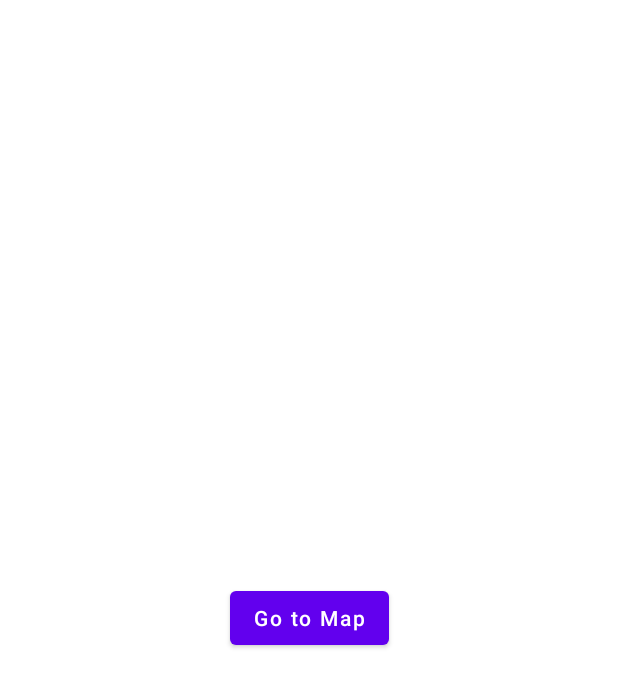
After one commit to priyadharshini-r-coder/LearningProject, an Android app: the layout activity_launch_one.xml on its own in the app's theme, with its tools: preview values and no code run, on a phone screen of 412 x 824 dp. The commit adds this screen. Shown: the top 687 px of the screen. Run offline under Robolectric (Android 15) with nearby library versions, the phone set to English and light mode, and no system bars.

Commit message:
Firbase_Commit

```diff
--- a/app/build.gradle
+++ b/app/build.gradle
@@ -42,6 +42,8 @@ dependencies {
     implementation 'androidx.constraintlayout:constraintlayout:2.1.2'
     implementation 'com.google.firebase:firebase-messaging:23.0.0'
     implementation 'androidx.coordinatorlayout:coordinatorlayout:1.1.0'
+    implementation 'com.google.android.libraries.places:places:2.5.0'
+    implementation 'com.google.firebase:firebase-firestore:24.0.0'
     // implementation 'com.google.android.gms:play-services:12.0.1'
     testImplementation 'junit:junit:4.+'
     androidTestImplementation 'androidx.test.ext:junit:1.1.3'
--- a/app/src/debug/res/values/google_maps_api.xml
+++ b/app/src/debug/res/values/google_maps_api.xml
@@ -20,5 +20,5 @@
     Once you have your key (it starts with "AIza"), replace the "google_maps_key"
     string in this file.
     -->
-    <string name="google_maps_key" templateMergeStrategy="preserve" translatable="false">AIzaSyABvLgDmr2U1meZXhJdUg60WC_ZVc7p1hg</string>
+    <string name="google_maps_key" templateMergeStrategy="preserve" translatable="false">AIzaSyAQLPMvc-v93bZr6jeLF3i4zwqg3OaislE</string>
 </resources>
--- /dev/null
+++ b/app/src/main/java/com/example/learningproject/activities/LocationTracking.java
@@ -0,0 +1,346 @@
+package com.example.learningproject.activities;
+
+import android.location.Location;
+import android.location.LocationListener;
+import android.os.Bundle;
+import android.os.CountDownTimer;
+
+import androidx.annotation.NonNull;
+import androidx.fragment.app.FragmentActivity;
+
+import com.example.learningproject.R;
+import com.example.learningproject.view.LocationModel;
+import com.google.android.gms.maps.GoogleMap;
+import com.google.android.gms.maps.OnMapReadyCallback;
+import com.google.android.gms.maps.SupportMapFragment;
+import com.google.android.gms.maps.model.LatLng;
+import com.google.android.gms.maps.model.Marker;
+import com.google.android.gms.maps.model.MarkerOptions;
+import com.google.firebase.database.DataSnapshot;
+import com.google.firebase.database.DatabaseError;
+import com.google.firebase.database.DatabaseReference;
+import com.google.firebase.database.FirebaseDatabase;
+import com.google.firebase.database.ValueEventListener;
+
+import java.util.ArrayList;
+import java.util.List;
+
+public class LocationTracking extends FragmentActivity implements OnMapReadyCallback, LocationListener {
+/*
+
+    private GoogleMap mMap;
+
+    private Marker currentLocationMaker;
+    private LatLng currentLocationLatLong;
+    private DatabaseReference mDatabase;
+
+
+    @Override
+    protected void onCreate(Bundle savedInstanceState) {
+        super.onCreate(savedInstanceState);
+        setContentView(R.layout.activity_location_tracking);
+        // Obtain the SupportMapFragment and get notified when the map is ready to be used.
+        SupportMapFragment mapFragment = (SupportMapFragment) getSupportFragmentManager()
+                .findFragmentById(R.id.map);
+        mapFragment.getMapAsync(this);
+        startGettingLocations();
+        mDatabase = FirebaseDatabase.getInstance().getReference();
+        getMarkers();
+
+    }
+
+
+    */
+/**
+     * Manipulates the map once available.
+     * This callback is triggered when the map is ready to be used.
+     * This is where we can add markers or lines, add listeners or move the camera. In this case,
+     * we just add a marker near Sydney, Australia.
+     * If Google Play services is not installed on the device, the user will be prompted to install
+     * it inside the SupportMapFragment. This method will only be triggered once the user has
+     * installed Google Play services and returned to the app.
+     *//*
+
+    @Override
+    public void onMapReady(GoogleMap googleMap) {
+        mMap = googleMap;
+
+        // Add a marker in Sydney and move the camera
+        LatLng recife = new LatLng(-8.065638, -34.891130);
+        mMap.addMarker(new MarkerOptions().position(recife).title("Marcador em Recife"));
+
+        CameraPosition cameraPosition = new CameraPosition.Builder().zoom(15).target(recife).build();
+
+
+        mMap.animateCamera(CameraUpdateFactory.newCameraPosition(cameraPosition));
+    }
+
+    @Override
+    public void onLocationChanged(Location location) {
+
+        if (currentLocationMaker != null) {
+            currentLocationMaker.remove();
+        }
+        //Add marker
+        currentLocationLatLong = new LatLng(location.getLatitude(), location.getLongitude());
+        MarkerOptions markerOptions = new MarkerOptions();
+        markerOptions.position(currentLocationLatLong);
+        markerOptions.title("Localização atual");
+        markerOptions.icon(BitmapDescriptorFactory.defaultMarker(BitmapDescriptorFactory.HUE_BLUE));
+        currentLocationMaker = mMap.addMarker(markerOptions);
+
+        //Move to new location
+        CameraPosition cameraPosition = new CameraPosition.Builder().zoom(15).target(currentLocationLatLong).build();
+        mMap.animateCamera(CameraUpdateFactory.newCameraPosition(cameraPosition));
+
+        LocationData locationData = new LocationData(location.getLatitude(), location.getLongitude());
+        mDatabase.child("location").child(String.valueOf(new Date().getTime())).setValue(locationData);
+
+        Toast.makeText(this, "Localização atualizada", Toast.LENGTH_SHORT).show();
+        getMarkers();
+
+    }
+
+
+
+    private ArrayList findUnAskedPermissions(ArrayList<String> wanted) {
+        ArrayList result = new ArrayList();
+
+        for (String perm : wanted) {
+            if (!hasPermission(perm)) {
+                result.add(perm);
+            }
+        }
+
+        return result;
+    }
+
+    private boolean hasPermission(String permission) {
+        if (canAskPermission()) {
+            if (Build.VERSION.SDK_INT >= Build.VERSION_CODES.M) {
+                return (checkSelfPermission(permission) == PackageManager.PERMISSION_GRANTED);
+            }
+        }
+        return true;
+    }
+
+    private boolean canAskPermission() {
+        return (Build.VERSION.SDK_INT > Build.VERSION_CODES.LOLLIPOP_MR1);
+    }
+
+    public void showSettingsAlert() {
+        AlertDialog.Builder alertDialog = new AlertDialog.Builder(this);
+        alertDialog.setTitle("GPS desativado!");
+        alertDialog.setMessage("Ativar GPS?");
+        alertDialog.setPositiveButton("Sim", new DialogInterface.OnClickListener() {
+            public void onClick(DialogInterface dialog, int which) {
+                Intent intent = new Intent(Settings.ACTION_LOCATION_SOURCE_SETTINGS);
+                startActivity(intent);
+            }
+        });
+
+        alertDialog.setNegativeButton("Não", new DialogInterface.OnClickListener() {
+            public void onClick(DialogInterface dialog, int which) {
+                dialog.cancel();
+            }
+        });
+
+        alertDialog.show();
+    }
+
+
+    private void startGettingLocations() {
+
+        LocationManager lm = (LocationManager) getSystemService(Context.LOCATION_SERVICE);
+
+        boolean isGPS = lm.isProviderEnabled(LocationManager.GPS_PROVIDER);
+        boolean isNetwork = lm.isProviderEnabled(LocationManager.NETWORK_PROVIDER);
+        boolean canGetLocation = true;
+        int ALL_PERMISSIONS_RESULT = 101;
+        long MIN_DISTANCE_CHANGE_FOR_UPDATES = 10;// Distance in meters
+        long MIN_TIME_BW_UPDATES = 1000 * 10;// Time in milliseconds
+
+        ArrayList<String> permissions = new ArrayList<>();
+        ArrayList<String> permissionsToRequest;
+
+        permissions.add(android.Manifest.permission.ACCESS_FINE_LOCATION);
+        permissions.add(android.Manifest.permission.ACCESS_COARSE_LOCATION);
+        permissionsToRequest = findUnAskedPermissions(permissions);
+
+        //Check if GPS and Network are on, if not asks the user to turn on
+        if (!isGPS && !isNetwork) {
+            showSettingsAlert();
+        } else {
+            // check permissions
+
+            // check permissions for later versions
+            if (Build.VERSION.SDK_INT >= Build.VERSION_CODES.M) {
+                if (permissionsToRequest.size() > 0) {
+                    requestPermissions(permissionsToRequest.toArray(new String[permissionsToRequest.size()]),
+                            ALL_PERMISSIONS_RESULT);
+                    canGetLocation = false;
+                }
+            }
+        }
+
+
+        //Checks if FINE LOCATION and COARSE Location were granted
+        if (ActivityCompat.checkSelfPermission(this,
+                android.Manifest.permission.ACCESS_FINE_LOCATION) != PackageManager.PERMISSION_GRANTED &&
+                ActivityCompat.checkSelfPermission(this, android.Manifest.permission.ACCESS_COARSE_LOCATION)
+                        != PackageManager.PERMISSION_GRANTED) {
+
+            Toast.makeText(this, "Permissão negada", Toast.LENGTH_SHORT).show();
+            return;
+        }
+
+        //Starts requesting location updates
+        if (canGetLocation) {
+            if (isGPS) {
+                lm.requestLocationUpdates(
+                        LocationManager.GPS_PROVIDER,
+                        MIN_TIME_BW_UPDATES,
+                        MIN_DISTANCE_CHANGE_FOR_UPDATES, (android.location.LocationListener) this);
+
+            } else if (isNetwork) {
+                // from Network Provider
+
+                lm.requestLocationUpdates(
+                        LocationManager.NETWORK_PROVIDER,
+                        MIN_TIME_BW_UPDATES,
+                        MIN_DISTANCE_CHANGE_FOR_UPDATES, (android.location.LocationListener) this);
+
+            }
+        } else {
+            Toast.makeText(this, "Não é possível obter a localização", Toast.LENGTH_SHORT).show();
+        }
+    }
+
+    private void getMarkers(){
+
+        mDatabase.child("location").addListenerForSingleValueEvent(
+                new ValueEventListener() {
+                    @Override
+                    public void onDataChange(DataSnapshot dataSnapshot) {
+                        //Get map of users in datasnapshot
+                        if (dataSnapshot.getValue() != null)
+                            getAllLocations((Map<String,Object>) dataSnapshot.getValue());
+                    }
+
+                    @Override
+                    public void onCancelled(DatabaseError databaseError) {
+                        //handle databaseError
+                    }
+                });
+    }
+
+    private void getAllLocations(Map<String,Object> locations) {
+
+
+
+
+        for (Map.Entry<String, Object> entry : locations.entrySet()){
+
+            Date newDate = new Date(Long.parseLong(entry.getKey()));
+            Map singleLocation = (Map) entry.getValue();
+            LatLng latLng = new LatLng((Double) singleLocation.get("latitude"), (Double)singleLocation.get("longitude"));
+            addGreenMarker(newDate, latLng);
+
+        }
+
+
+    }
+
+    private void addGreenMarker(Date newDate, LatLng latLng) {
+        SimpleDateFormat dt = new SimpleDateFormat("dd/MM/yyyy hh:mm:ss");
+        MarkerOptions markerOptions = new MarkerOptions();
+        markerOptions.position(latLng);
+        markerOptions.title(dt.format(newDate));
+        markerOptions.icon(BitmapDescriptorFactory.defaultMarker(BitmapDescriptorFactory.HUE_GREEN));
+        mMap.addMarker(markerOptions);
+    }
+
+
+}*/
+private GoogleMap mMap;
+    private DatabaseReference mDatabase;
+    private final ArrayList<Marker> markers = new ArrayList<>();
+
+    @Override
+    protected void onCreate(Bundle savedInstanceState) {
+        super.onCreate(savedInstanceState);
+        setContentView(R.layout.activity_location_tracking);
+        // Obtain the SupportMapFragment and get notified when the map is ready to be used.
+        SupportMapFragment mapFragment = (SupportMapFragment) getSupportFragmentManager()
+                .findFragmentById(R.id.map);
+        if (mapFragment != null)
+            mapFragment.getMapAsync(this);
+
+        mDatabase = FirebaseDatabase.getInstance().getReference();
+
+        countDownTimer();
+    }
+
+    private void countDownTimer() {
+        new CountDownTimer(10000, 1000) {
+
+            @Override
+            public void onTick(long millisUntilFinished) {
+
+            }
+
+            @Override
+            public void onFinish() {
+                onMapReady(mMap);
+            }
+        }.start();
+    }
+
+
+
+    @Override
+    public void onMapReady(@NonNull GoogleMap googleMap) {
+        mMap = googleMap;
+
+        mDatabase.child("users").addListenerForSingleValueEvent(new ValueEventListener() {
+            @Override
+            public void onDataChange(@NonNull DataSnapshot dataSnapshot) {
+                for (Marker marker : markers)
+                    marker.remove();
+
+                for (DataSnapshot snapshot : dataSnapshot.getChildren()) {
+                    LocationModel locationModel = snapshot.getValue(LocationModel.class);
+                    if (locationModel != null)
+                        plotMarkers(locationModel);
+                }
+                countDownTimer();
+            }
+
+            @Override
+            public void onCancelled(@NonNull DatabaseError databaseError) {
+
+            }
+        });
+    }
+
+    private void plotMarkers(LocationModel locationModel) {
+        double latitude = locationModel.getLatitude();
+        double longitude = locationModel.getLongitude();
+        LatLng latLng = new LatLng(latitude, longitude);
+        markers.add(mMap.addMarker(new MarkerOptions()
+                .position(latLng)
+                .title("Position")
+                .snippet("Latitude: " + latitude + ", " +
+                        "Longitude: " + longitude)));
+    }
+
+    @Override
+    public void onLocationChanged(@NonNull Location location) {
+
+    }
+
+    @Override
+    public void onLocationChanged(@NonNull List<Location> locations) {
+        plotMarkers((LocationModel) locations);
+    }
+}
--- /dev/null
+++ b/app/src/main/res/layout/activity_launch_one.xml
@@ -0,0 +1,18 @@
+<?xml version="1.0" encoding="utf-8"?>
+<androidx.constraintlayout.widget.ConstraintLayout xmlns:android="http://schemas.android.com/apk/res/android"
+    xmlns:app="http://schemas.android.com/apk/res-auto"
+    xmlns:tools="http://schemas.android.com/tools"
+    android:layout_width="match_parent"
+    android:layout_height="match_parent"
+    tools:context=".activities.LaunchActivityOne">
+    <Button
+        android:onClick="goToMap"
+        android:layout_width="wrap_content"
+        android:layout_height="wrap_content"
+        android:text="Go to Map"
+        android:textAllCaps="false"
+        app:layout_constraintBottom_toBottomOf="parent"
+        app:layout_constraintLeft_toLeftOf="parent"
+        app:layout_constraintRight_toRightOf="parent"
+        app:layout_constraintTop_toTopOf="parent" />
+</androidx.constraintlayout.widget.ConstraintLayout>
--- a/app/src/main/res/values/strings.xml
+++ b/app/src/main/res/values/strings.xml
@@ -100,4 +100,5 @@
     <dimen name="nml_dv_txt">16sp</dimen>
     <dimen name="card_corner_radius">4dp</dimen>
     <dimen name="cardview_elevation">2dp</dimen>
+    <string name="title_activity_location_tracking">LocationTracking</string>
 </resources>
```
Also changed, not shown: app/src/main/AndroidManifest.xml (+25 -6 lines), app/src/main/java/com/example/learningproject/activities/LaunchActivityOne.java (added, +67 -0 lines), app/src/main/java/com/example/learningproject/activities/LocationAutoActivity.java (+4 -5 lines), app/src/main/java/com/example/learningproject/activities/LocationServiceActivity.java (+7 -6 lines), app/src/main/java/com/example/learningproject/model/LocationData.java (added, +11 -0 lines), app/src/main/res/layout/activity_location_tracking.xml (added, +9 -0 lines).
